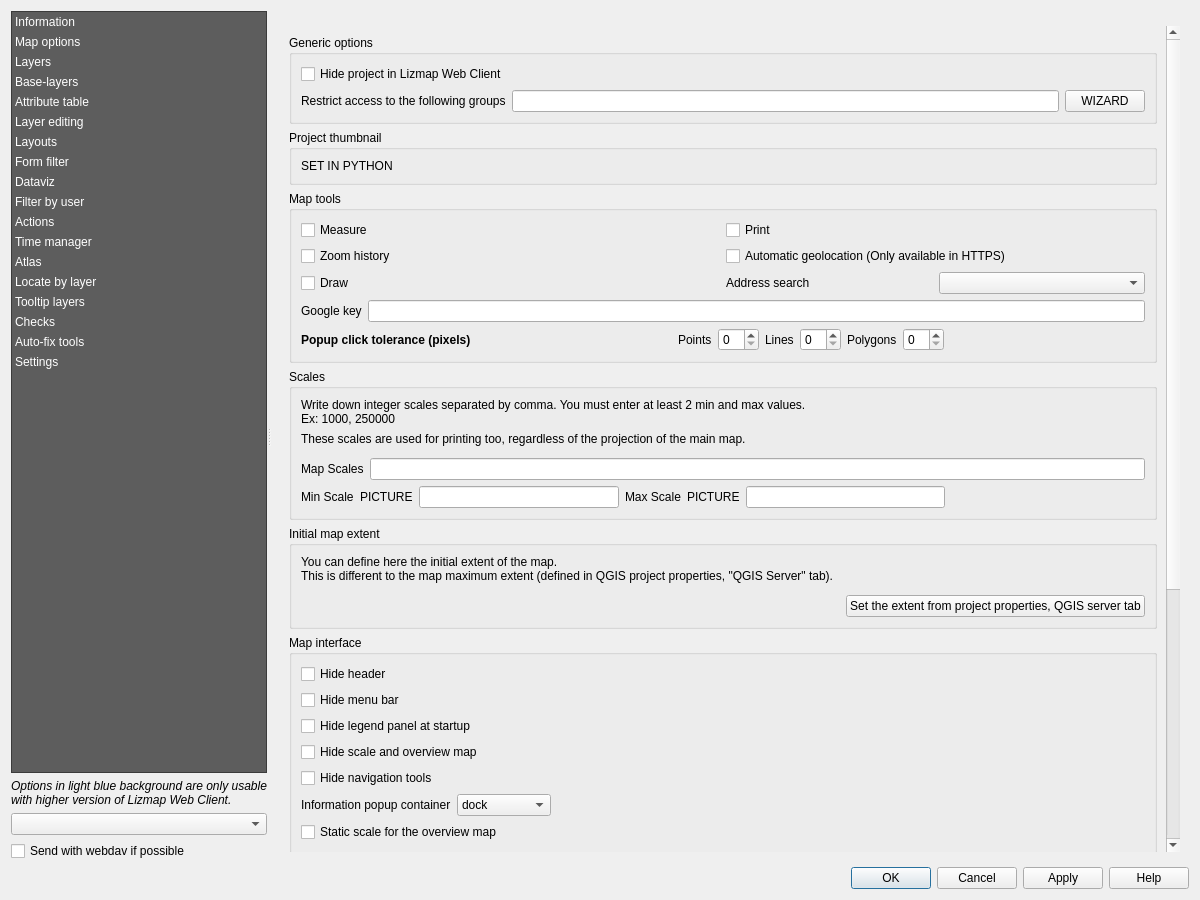
Above: lizmap/resources/ui/ui_lizmap.ui from 3liz/lizmap-plugin before the change. Below: the same form after it.
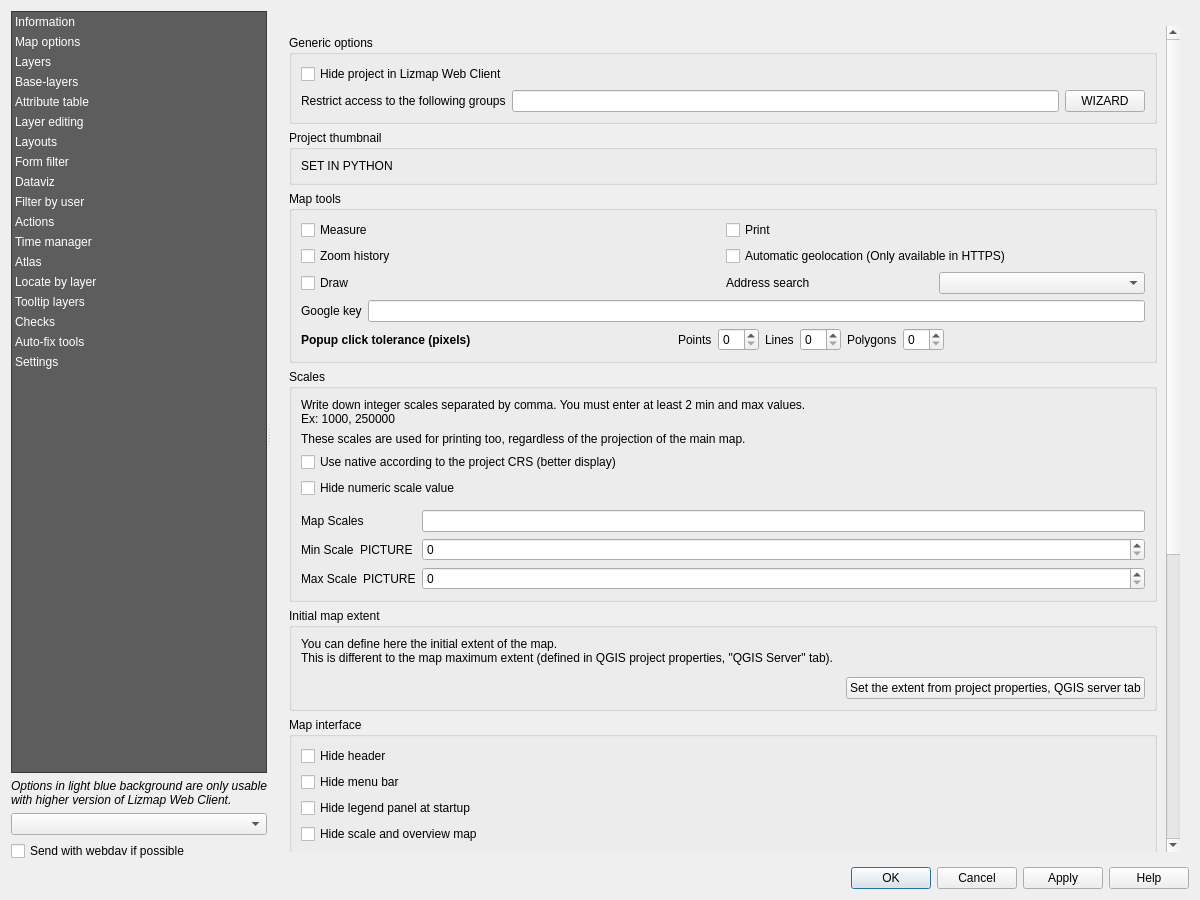
That is the form after the change. Custom widgets are drawn as their Qt base class.

Commit message: Add two checkbox about scales, native and scalebar

What changed in the file:
```diff
--- a/lizmap/resources/ui/ui_lizmap.ui
+++ b/lizmap/resources/ui/ui_lizmap.ui
@@ -953,25 +953,10 @@
                   <string>Scales</string>
                  </property>
                  <layout class="QGridLayout" name="gridLayout_3">
-                  <item row="0" column="0">
-                   <widget class="QLabel" name="label_17">
-                    <property name="text">
-                     <string>&lt;html&gt;&lt;head/&gt;&lt;body&gt;&lt;p&gt;Write down integer scales separated by comma. You must enter at least 2 min and max values.&lt;br/&gt;Ex: 1000, 250000&lt;/p&gt;&lt;/body&gt;&lt;/html&gt;</string>
-                    </property>
-                   </widget>
-                  </item>
-                  <item row="1" column="0">
-                   <widget class="QLabel" name="label_13">
-                    <property name="text">
-                     <string>These scales are used for printing too, regardless of the projection of the main map.</string>
-                    </property>
-                   </widget>
-                  </item>
+                  <item row="7" column="0">
+                   <layout class="QFormLayout" name="formLayout_6">
                   <item row="2" column="0">
-                   <widget class="WarningWidget" name="scales_warning" native="true"/>
-                  </item>
-                  <item row="6" column="0">
-                   <layout class="QHBoxLayout" name="horizontalLayout_11">
+                     <layout class="QHBoxLayout" name="horizontalLayout_55">
                     <item>
                      <widget class="QLabel" name="label_min_scale">
                       <property name="enabled">
@@ -989,22 +974,13 @@
                       </property>
                      </widget>
                     </item>
-                    <item>
-                     <widget class="QLineEdit" name="minimum_scale">
-                      <property name="enabled">
-                       <bool>true</bool>
-                      </property>
-                      <property name="inputMethodHints">
-                       <set>Qt::ImhDigitsOnly</set>
-                      </property>
-                      <property name="maxLength">
-                       <number>10</number>
-                      </property>
-                      <property name="readOnly">
-                       <bool>true</bool>
-                      </property>
-                     </widget>
+                     </layout>
                     </item>
+                    <item row="2" column="1">
+                     <widget class="QSpinBox" name="minimum_scale"/>
+                    </item>
+                    <item row="3" column="0">
+                     <layout class="QHBoxLayout" name="horizontalLayout_57">
                     <item>
                      <widget class="QLabel" name="label_max_scale">
                       <property name="enabled">
@@ -1022,41 +998,19 @@
                       </property>
                      </widget>
                     </item>
-                    <item>
-                     <widget class="QLineEdit" name="maximum_scale">
-                      <property name="enabled">
-                       <bool>true</bool>
-                      </property>
-                      <property name="readOnly">
-                       <bool>true</bool>
-                      </property>
-                     </widget>
-                    </item>
-                    <item>
-                     <spacer name="horizontalSpacer_8">
-                      <property name="orientation">
-                       <enum>Qt::Horizontal</enum>
-                      </property>
-                      <property name="sizeHint" stdset="0">
-                       <size>
-                        <width>40</width>
-                        <height>20</height>
-                       </size>
-                      </property>
-                     </spacer>
-                    </item>
-                   </layout>
-                  </item>
-                  <item row="5" column="0">
-                   <layout class="QHBoxLayout" name="horizontalLayout_5">
-                    <item>
+                     </layout>
+                    </item>
+                    <item row="3" column="1">
+                     <widget class="QSpinBox" name="maximum_scale"/>
+                    </item>
+                    <item row="1" column="0">
                      <widget class="QLabel" name="label_15">
                       <property name="text">
                        <string>Map Scales</string>
                       </property>
                      </widget>
                     </item>
-                    <item>
+                    <item row="1" column="1">
                      <widget class="QLineEdit" name="list_map_scales">
                       <property name="sizePolicy">
                        <sizepolicy hsizetype="MinimumExpanding" vsizetype="Fixed">
@@ -1071,6 +1025,37 @@
                     </item>
                    </layout>
                   </item>
+                  <item row="4" column="0">
+                   <widget class="WarningWidget" name="scales_warning" native="true"/>
+                  </item>
+                  <item row="3" column="0">
+                   <widget class="QCheckBox" name="hide_scale_value">
+                    <property name="text">
+                     <string>Hide numeric scale value</string>
+                    </property>
+                   </widget>
+                  </item>
+                  <item row="0" column="0">
+                   <widget class="QLabel" name="label_17">
+                    <property name="text">
+                     <string>&lt;html&gt;&lt;head/&gt;&lt;body&gt;&lt;p&gt;Write down integer scales separated by comma. You must enter at least 2 min and max values.&lt;br/&gt;Ex: 1000, 250000&lt;/p&gt;&lt;/body&gt;&lt;/html&gt;</string>
+                    </property>
+                   </widget>
+                  </item>
+                  <item row="1" column="0">
+                   <widget class="QLabel" name="label_13">
+                    <property name="text">
+                     <string>These scales are used for printing too, regardless of the projection of the main map.</string>
+                    </property>
+                   </widget>
+                  </item>
+                  <item row="2" column="0">
+                   <widget class="QCheckBox" name="use_native_scales">
+                    <property name="text">
+                     <string>Use native according to the project CRS (better display)</string>
+                    </property>
+                   </widget>
+                  </item>
                  </layout>
                 </widget>
                </item>
```
Left out of the diff: 111 changed lines with no effect on the pictures. Lines whose indentation alone changed are shown as unchanged. The commit also changes 6 other files.
